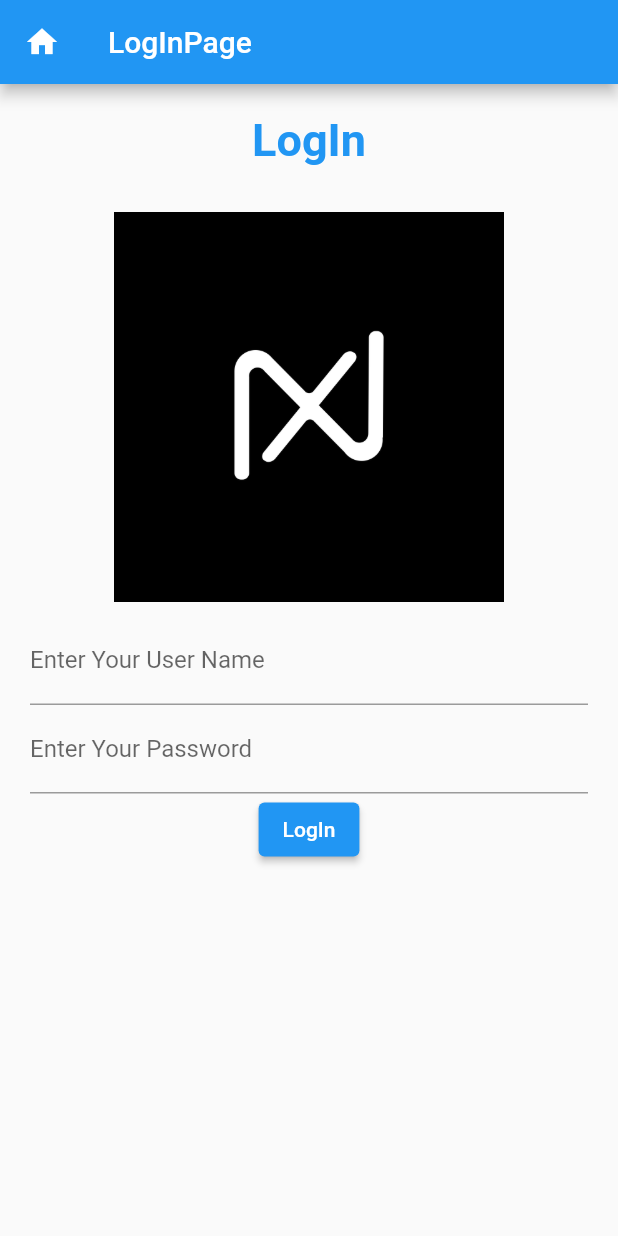
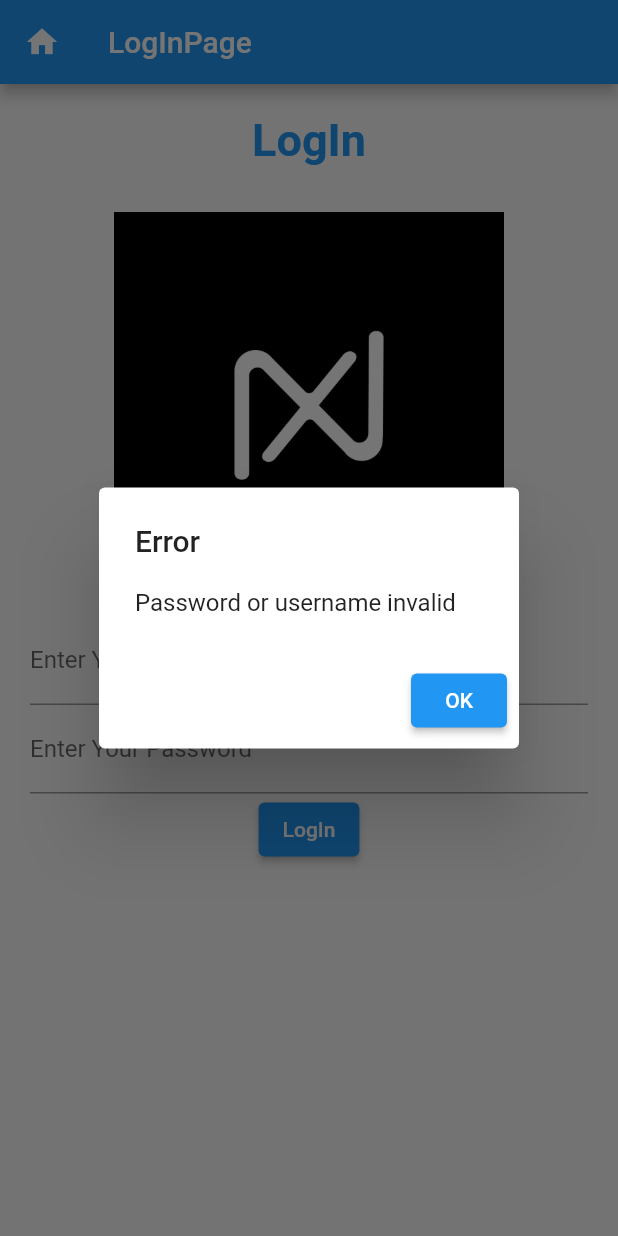
Before and after one commit to nixx49/franklin_training_demo_project, a Flutter app: the LogInPage screen opened directly, after a tap on "LogIn", on a phone screen of 412 x 824 dp. Run offline on Flutter 3.47's test engine with Material 2 defaults, Android fonts, the phone set to English and light mode, and no system bars.

```diff
--- a/lib/home_page.dart
+++ b/lib/home_page.dart
@@ -1,3 +1,4 @@
+import 'package:demo_project/login_page.dart';
 import 'package:flutter/material.dart';
 class HomePage extends StatefulWidget {
   const HomePage({Key? key}) : super(key: key);
@@ -17,7 +18,8 @@ class _HomePageState extends State<HomePage> {
         child: Center(
           child: ElevatedButton(
             onPressed: (){
-              Navigator.pop(context);
+              Navigator.push(context,
+                  MaterialPageRoute(builder: (context) => const LogInPage()));
             },
             child: Text('Log Out'),
           ),
--- a/lib/login_page.dart
+++ b/lib/login_page.dart
@@ -44,8 +44,8 @@ class _LogInPageState extends State<LogInPage> {
               ),
             ),
             Container(
-              padding:
-                  const EdgeInsets.only(top: 10, bottom: 10, left: 20, right: 20),
+              padding: const EdgeInsets.only(
+                  top: 10, bottom: 10, left: 20, right: 20),
               width: 300,
               child: Image.asset('images/newlogo.png'),
             ),
@@ -55,7 +55,7 @@ class _LogInPageState extends State<LogInPage> {
                 children: [
                   Container(
                     child: TextFormField(
-                      onChanged: (value){
+                      onChanged: (value) {
                         print(value);
                       },
                       controller: _usernameController,
@@ -68,7 +68,7 @@ class _LogInPageState extends State<LogInPage> {
                   ),
                   Container(
                     child: TextFormField(
-                      onChanged: (value){
+                      onChanged: (value) {
                         print(value);
                       },
                       controller: _passwordController,
@@ -98,26 +98,34 @@ class _LogInPageState extends State<LogInPage> {
       ),
     );
   }
-  void loginButtonClick(){
-    if(_usernameController.text == 'user123' && _passwordController.text == '12345')
-    {
+
+  void loginButtonClick() {
+    if (_usernameController.text == 'user123' &&
+        _passwordController.text == '12345') {
       print('LogIn Success');
-      Navigator.push(
-          context,
+      Navigator.push(context,
           MaterialPageRoute(builder: (context) => const SplashScreen()));
-    }else{
+    } else {
       print('LogIn Fail');
+      showAlertDialog(context);
     }
   }
+
+  void showAlertDialog(context) {
+    Widget okButton = ElevatedButton(
+        onPressed: () {
+          Navigator.pop(context);
+        },
+        child: const Text('OK'));
+    AlertDialog alertDialog = AlertDialog(
+      title: const Text('Error'),
+      content: const Text('Password or username invalid'),
+      actions: [okButton],
+    );
+    showDialog(
+        context: context,
+        builder: (BuildContext context) {
+          return alertDialog;
+        });
+  }
 }
-
-void showAlertDialog(){
-
-  AlertDialog alertDialog = const AlertDialog(
-    title: Text('Error'),
-    content: Text('Password or username invalid'),
-    actions: [
-
-    ],
-  );
-}
```
